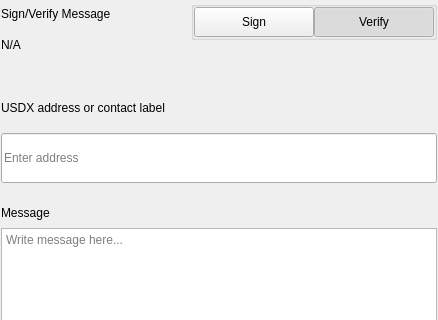
This is src/qt/pivx/settings/forms/settingssignmessagewidgets.ui in TheCodexBlockchain/advantage as Qt 5 draws it before an edit; both pictures show x 0 to 438 and y 0 to 320 of the 438 by 579 pixel window. The edited form follows.
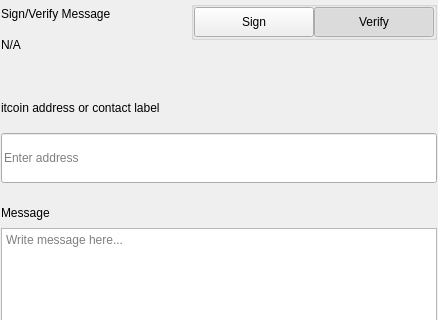
This is the edited form.

Commit message: rebrand itcoin

```diff
--- a/src/qt/pivx/settings/forms/settingssignmessagewidgets.ui
+++ b/src/qt/pivx/settings/forms/settingssignmessagewidgets.ui
@@ -276,7 +276,7 @@
                </size>
               </property>
               <property name="text">
-               <string>USDX address or contact label</string>
+               <string>itcoin address or contact label</string>
               </property>
              </widget>
             </item>
```
The commit also changes 254 other files.
